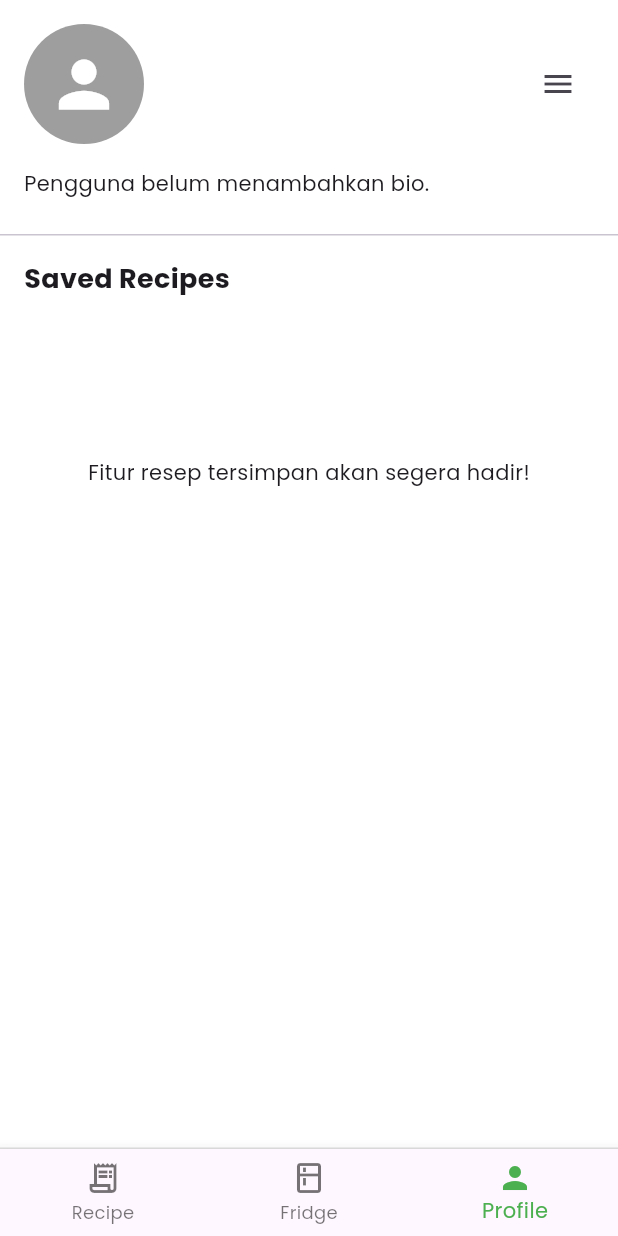
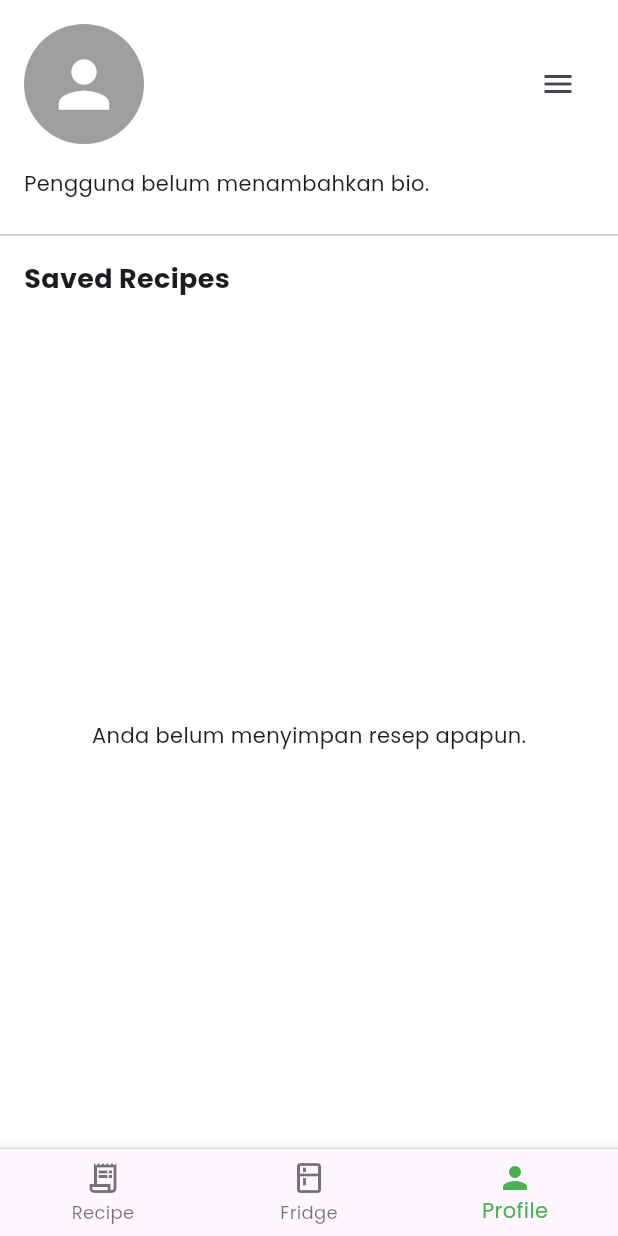
Before and after one commit to MuhammadSuheil/Doofie-App, a Flutter app: the screen it shows once a user with an empty profile is signed in, item 3 of the bottom bar chosen, on a phone screen of 412 x 824 dp. Run offline on Flutter 3.47's test engine with Material 3 defaults, Android fonts, the phone set to English and light mode, and no system bars; our stand-ins replace cloud_firestore, firebase_auth, firebase_core, flutter_local_notifications, image_picker, supabase_flutter and 1 more; accounts and stored records are empty.

Commit message:
profile style update

```diff
--- a/lib/views/main_screen.dart
+++ b/lib/views/main_screen.dart
@@ -29,7 +29,7 @@ class _MainScreenState extends State<MainScreen> {
     final List<Widget> pages = [
       RecipeScreen(controller: _recipeController),
       HomeScreen(controller: _foodController),
-      ProfileScreen(),
+      ProfileScreen(controller: _recipeController),
     ];
 
     return Scaffold(
--- a/lib/views/profile_screen.dart
+++ b/lib/views/profile_screen.dart
@@ -1,10 +1,16 @@
+import 'package:cloud_firestore/cloud_firestore.dart';
 import 'package:flutter/material.dart';
 import '../../controller/auth_controller.dart';
+import '../../controller/recipe_controller.dart';
+import '../../models/recipe_model.dart';
 import '../../models/user_model.dart';
 import 'auth/auth_wrapper.dart';
+import 'recipe_detail_screen.dart'; // Untuk navigasi saat grid di-tap
 
 class ProfileScreen extends StatefulWidget {
-  const ProfileScreen({super.key});
+  // Terima controller resep
+  final RecipeController controller;
+  const ProfileScreen({super.key, required this.controller});
 
   @override
   State<ProfileScreen> createState() => _ProfileScreenState();
@@ -65,12 +71,16 @@ class _ProfileScreenState extends State<ProfileScreen> {
       body: SafeArea(
         child: FutureBuilder<UserModel?>(
           future: _userDataFuture,
-          builder: (context, snapshot) {
-            if (snapshot.connectionState == ConnectionState.waiting) {
+          builder: (context, userSnapshot) {
+            // --- PERBAIKAN UTAMA ADA PADA STRUKTUR LOGIKA INI ---
+
+            // 1. Saat data sedang dimuat
+            if (userSnapshot.connectionState == ConnectionState.waiting) {
               return const Center(child: CircularProgressIndicator());
             }
 
-            if (snapshot.hasError || !snapshot.hasData || snapshot.data == null) {
+            // 2. Jika terjadi error atau tidak ada data (termasuk null)
+            if (userSnapshot.hasError || !userSnapshot.hasData) {
               return Center(
                 child: Padding(
                   padding: const EdgeInsets.all(16.0),
@@ -88,10 +98,19 @@ class _ProfileScreenState extends State<ProfileScreen> {
               );
             }
 
-            final user = snapshot.data!;
+            // 3. Jika semua aman, baru kita akses datanya.
+            // Tidak perlu tanda '!' karena sudah di-handle oleh if di atas.
+            final user = userSnapshot.data!;
 
-            return ListView(
+            // Tampilkan UI utama setelah data berhasil didapatkan
+            return NestedScrollView(
+              headerSliverBuilder: (context, innerBoxIsScrolled) {
+                return [
+                  SliverToBoxAdapter(
+                    child: Column(
+                      crossAxisAlignment: CrossAxisAlignment.start,
                       children: [
+                        // --- Header Profil Kustom ---
                         Padding(
                           padding: const EdgeInsets.all(16.0),
                           child: Row(
@@ -99,7 +118,8 @@ class _ProfileScreenState extends State<ProfileScreen> {
                               const CircleAvatar(
                                 radius: 40,
                                 backgroundColor: Colors.grey,
-                        child: Icon(Icons.person, size: 50, color: Colors.white),
+                                child: Icon(Icons.person,
+                                    size: 50, color: Colors.white),
                               ),
                               const SizedBox(width: 16),
                               Expanded(
@@ -131,36 +151,81 @@ class _ProfileScreenState extends State<ProfileScreen> {
                             ],
                           ),
                         ),
-
+                        // --- Bio Pengguna ---
                         Padding(
-                  padding: const EdgeInsets.symmetric(horizontal: 16.0),
+                          padding:
+                              const EdgeInsets.symmetric(horizontal: 16.0),
                           child: Text(
-                    user.bio.isNotEmpty ? user.bio : "Pengguna belum menambahkan bio.",
-                    style: const TextStyle(fontSize: 14, height: 1.4),
+                            user.bio.isNotEmpty
+                                ? user.bio
+                                : "Pengguna belum menambahkan bio.",
+                            style:
+                                const TextStyle(fontSize: 14, height: 1.4),
                           ),
                         ),
-
                         const SizedBox(height: 24),
                         const Divider(height: 1),
-
+                        // --- Judul "Saved Recipes" ---
                         const Padding(
                           padding: EdgeInsets.all(16.0),
                           child: Text(
                             'Saved Recipes',
-                    style: TextStyle(fontSize: 18, fontWeight: FontWeight.bold),
-                  ),
-                ),
-
-                Padding(
-                  padding: const EdgeInsets.symmetric(horizontal: 16.0),
-                  // TODO: Ganti placeholder ini dengan GridView.builder yang menampilkan resep asli
-                  child: Container(
-                    height: 200,
-                    alignment: Alignment.center,
-                    child: const Text('Fitur resep tersimpan akan segera hadir!'),
+                            style: TextStyle(
+                                fontSize: 18, fontWeight: FontWeight.bold),
                           ),
                         ),
                       ],
+                    ),
+                  ),
+                ];
+              },
+              // --- Grid Resep yang Disimpan ---
+              body: StreamBuilder<QuerySnapshot<Map<String, dynamic>>>(
+                stream: widget.controller.getSavedRecipesStream(),
+                builder: (context, recipeSnapshot) {
+                  if (recipeSnapshot.connectionState ==
+                      ConnectionState.waiting) {
+                    return const Center(child: CircularProgressIndicator());
+                  }
+
+                  if (recipeSnapshot.hasError) {
+                    return Center(
+                      child: Text("Gagal memuat resep: ${recipeSnapshot.error}"),
+                    );
+                  }
+
+                  if (!recipeSnapshot.hasData ||
+                      recipeSnapshot.data!.docs.isEmpty) {
+                    return const Center(
+                      child: Text('Anda belum menyimpan resep apapun.'),
+                    );
+                  }
+
+                  final savedRecipes = recipeSnapshot.data!.docs
+                      .map((doc) => Recipe.fromFirestore(doc))
+                      .toList();
+
+                  return GridView.builder(
+                    padding: const EdgeInsets.all(16.0),
+                    gridDelegate:
+                        const SliverGridDelegateWithFixedCrossAxisCount(
+                      crossAxisCount: 2,
+                      crossAxisSpacing: 12,
+                      mainAxisSpacing: 12,
+                      // Rasio 1:1 (persegi) untuk gambar
+                      childAspectRatio: 1.0,
+                    ),
+                    itemCount: savedRecipes.length,
+                    itemBuilder: (context, index) {
+                      final recipe = savedRecipes[index];
+                      return SavedRecipeTile(
+                        recipe: recipe,
+                        controller: widget.controller,
+                      );
+                    },
+                  );
+                },
+              ),
             );
           },
         ),
@@ -168,3 +233,89 @@ class _ProfileScreenState extends State<ProfileScreen> {
     );
   }
 }
+
+
+class SavedRecipeTile extends StatelessWidget {
+  const SavedRecipeTile({
+    super.key,
+    required this.recipe,
+    required this.controller,
+  });
+
+  final Recipe recipe;
+  final RecipeController controller;
+
+  @override
+  Widget build(BuildContext context) {
+    return GestureDetector(
+      onTap: () {
+        Navigator.push(
+          context,
+          MaterialPageRoute(
+            builder: (context) => RecipeDetailScreen(
+              recipe: recipe),
+          ),
+        );
+      },
+      onLongPress: () {
+        showDialog(
+          context: context,
+          builder: (BuildContext dialogContext) {
+            return AlertDialog(
+              title: const Text('Hapus Resep'),
+              content: Text('Anda yakin ingin menghapus "${recipe.name}" dari daftar simpanan?'),
+              actions: [
+                TextButton(
+                  onPressed: () => Navigator.of(dialogContext).pop(),
+                  child: const Text('Batal'),
+                ),
+                TextButton(
+                  style: TextButton.styleFrom(foregroundColor: Colors.red),
+                  onPressed: () {
+                    controller.unsaveRecipe(recipe.id);
+                    Navigator.of(dialogContext).pop();
+                  },
+                  child: const Text('Hapus'),
+                ),
+              ],
+            );
+          },
+        );
+      },
+      // Gunakan Column untuk menata gambar di atas dan teks di bawah
+      child: Column(
+        crossAxisAlignment: CrossAxisAlignment.stretch,
+        children: [
+          // Gambar menempati sisa ruang
+          Expanded(
+            child: Card(
+              clipBehavior: Clip.antiAlias,
+              shape: RoundedRectangleBorder(
+                  borderRadius: BorderRadius.circular(12)),
+              elevation: 3,
+              child: Image.network(
+                recipe.imageUrl,
+                fit: BoxFit.cover,
+                errorBuilder: (context, error, stackTrace) =>
+                    const Center(child: Icon(Icons.broken_image)),
+              ),
+            ),
+          ),
+          // Beri jarak antara gambar dan teks
+          const SizedBox(height: 8),
+          // Teks nama resep
+          Text(
+            recipe.name,
+            style: const TextStyle(
+              fontWeight: FontWeight.w500,
+              fontSize: 14,
+            ),
+            textAlign: TextAlign.center, // Teks di tengah
+            maxLines: 1,
+            overflow: TextOverflow.ellipsis,
+          ),
+        ],
+      ),
+    );
+  }
+}
--- a/lib/views/recipe_screen.dart
+++ b/lib/views/recipe_screen.dart
@@ -78,7 +78,7 @@ class _RecipeScreenState extends State<RecipeScreen> {
                     itemCount: filteredRecipes.length,
                     itemBuilder: (context, index) {
                       final recipe = filteredRecipes[index];
-                      return RecipeCard(recipe: recipe);
+                      return RecipeCard(recipe: recipe, controller: widget.controller);
                     },
                   );
 
```
Also changed, not shown: lib/views/recipe_card.dart (+4 -7 lines). Lines whose indentation alone changed are shown as unchanged.
